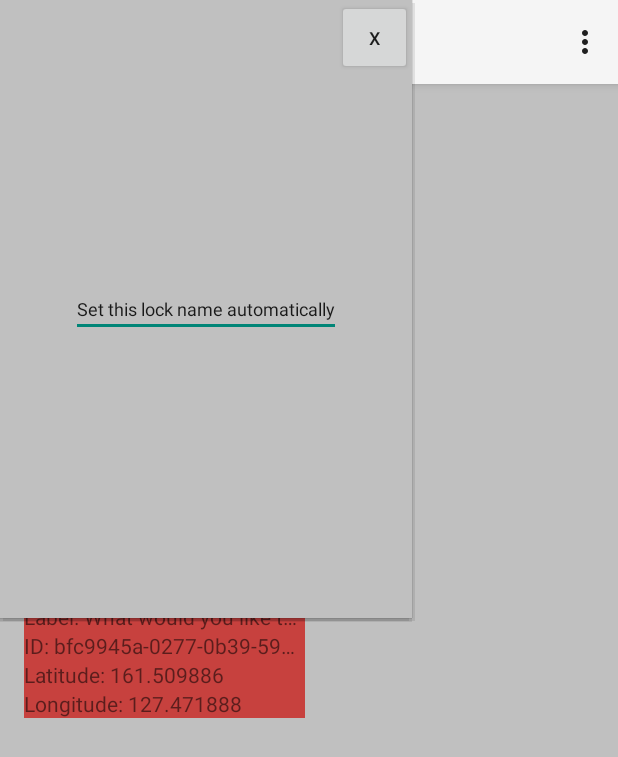
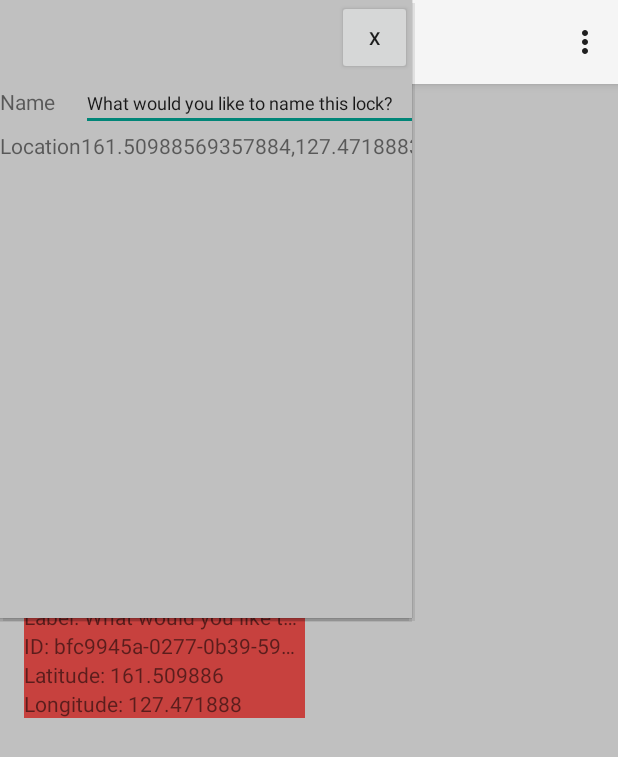
Before and after one commit to jrg94/EECS398, an Android app: the LockListScreen screen opened directly, with no data from a screen before it, after a tap on an icon or button, on a phone screen of 412 x 824 dp. Shown: the top 757 px of the screen. Run offline under Robolectric (Android 15) with nearby library versions, the phone set to English and light mode, and no system bars; 1 statement that could not run was skipped.

Commit message:
Popup menu shows information about the lock

```diff
--- a/EECS398_UI/app/src/main/java/com/example/christen/eecs398_ui/LockListScreen.java
+++ b/EECS398_UI/app/src/main/java/com/example/christen/eecs398_ui/LockListScreen.java
@@ -38,6 +38,7 @@ import android.view.View;
 import android.view.inputmethod.EditorInfo;
 import android.widget.AdapterView;
 import android.widget.Button;
+import android.widget.EditText;
 import android.widget.GridView;
 import android.widget.LinearLayout;
 import android.widget.ListView;
@@ -45,6 +46,8 @@ import android.widget.PopupMenu;
 import android.widget.PopupWindow;
 import android.widget.TextView;
 import android.widget.Toast;
+
+import org.w3c.dom.Text;
 
 import eecs398_lock.BluetoothLockService;
 import eecs398_lock.GPSLocation;
@@ -195,7 +198,7 @@ public class LockListScreen extends Activity {
                 SmartLock temp = (SmartLock)parent.getItemAtPosition(position);
                 temp.setLocation(new GPSLocation(Math.random() * 180, Math.random() * 180));
                 parent.getAdapter().getView(position, view, parent);
-                showPopUp(mLockView);
+                showPopUp(mLockView, temp);
                //lockManager.localSave(this);
             }
         });
@@ -229,7 +232,7 @@ public class LockListScreen extends Activity {
      * Creates a popup window
      * @param view
      */
-    public void showPopUp(View view) {
+    public void showPopUp(View view, SmartLock lock) {
         Display display = getWindowManager().getDefaultDisplay();
         Point size = new Point();
         display.getSize(size);
@@ -238,6 +241,14 @@ public class LockListScreen extends Activity {
         LayoutInflater inflator = (LayoutInflater) this.getSystemService(Context.LAYOUT_INFLATER_SERVICE);
         final PopupWindow popupMenu = new PopupWindow(inflator.inflate(R.layout.lock_menu, null, false), (int)(size.x/1.5), size.y/2, true);
         popupMenu.showAtLocation(view, Gravity.CENTER, 0, 0);
+
+        // Get lock name and set it
+        EditText nameText = (EditText)popupMenu.getContentView().findViewById(R.id.popup_lock_name);
+        nameText.setText(lock.getLabel());
+
+        // Get the gps location text box and set it
+        TextView locationText = (TextView)popupMenu.getContentView().findViewById(R.id.popup_lock_location);
+        locationText.setText(lock.getLocation().toString());
 
         // Get the close button from this popup window
         Button close = (Button)popupMenu.getContentView().findViewById(R.id.close);
--- a/EECS398_UI/app/src/main/res/layout/lock_menu.xml
+++ b/EECS398_UI/app/src/main/res/layout/lock_menu.xml
@@ -4,24 +4,60 @@
     android:layout_height="match_parent"
     android:background="#ffc0c0c0">
 
-    <EditText
-        android:text="Set this lock name automatically"
-        android:layout_row="1"
-        android:layout_column="2"
-        android:layout_width="wrap_content"
-        android:layout_height="wrap_content"
-        android:layout_centerVertical="true"
-        android:layout_centerHorizontal="true"
-        android:textSize="12sp" />
-
     <Button
         android:layout_width="50sp"
         android:layout_height="50sp"
         android:text="X"
         android:textSize="12sp"
-        android:layout_row="0"
-        android:layout_column="3"
         android:layout_alignParentTop="true"
         android:layout_alignParentEnd="true"
         android:id="@+id/close" />
+
+    <TableLayout
+        android:layout_width="match_parent"
+        android:layout_height="match_parent"
+        android:layout_below="@+id/close"
+        android:layout_alignParentStart="true">
+
+        <TableRow
+            android:layout_width="match_parent"
+            android:layout_height="match_parent">
+
+            <TextView
+                android:layout_width="wrap_content"
+                android:layout_height="wrap_content"
+                android:text="Name"
+                android:id="@+id/textView"
+                android:layout_column="0" />
+
+            <EditText
+                android:text="Set this lock name automatically"
+                android:layout_width="wrap_content"
+                android:layout_height="wrap_content"
+                android:textSize="12sp"
+                android:inputType="text"
+                android:layout_column="1"
+                android:id="@+id/popup_lock_name" />
+        </TableRow>
+
+        <TableRow
+            android:layout_width="match_parent"
+            android:layout_height="match_parent">
+
+            <TextView
+                android:layout_width="wrap_content"
+                android:layout_height="wrap_content"
+                android:text="Location"
+                android:id="@+id/textView2"
+                android:layout_column="0" />
+
+            <TextView
+                android:layout_width="wrap_content"
+                android:layout_height="wrap_content"
+                android:text="Location Placeholder"
+                android:id="@+id/popup_lock_location"
+                android:layout_column="1" />
+        </TableRow>
+
+    </TableLayout>
 </RelativeLayout>
```
